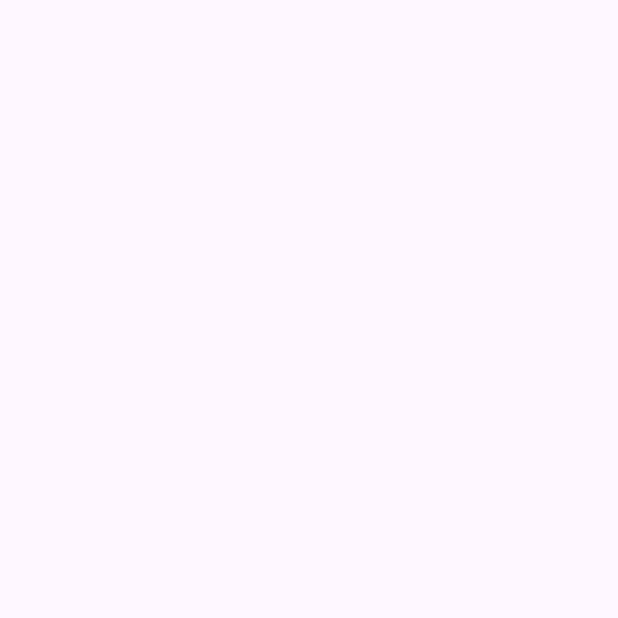
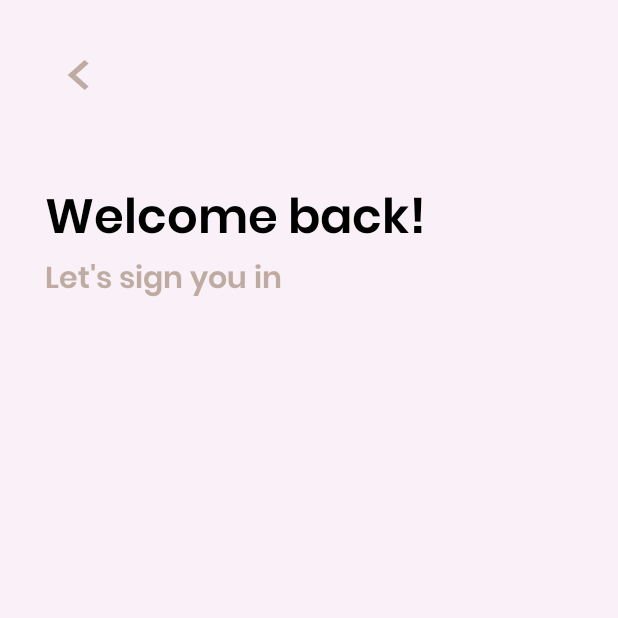
Before and after one commit to frocha1012/YouTravel-App, an Android app: the login screen opened directly, with no data from a screen before it, on a phone screen of 412 x 824 dp, the top half of it. Before the commit the part shown is empty. Run offline under Robolectric (Android 15) with nearby library versions, the phone set to English and light mode, and no system bars.

Commit message:
signin v1.0

```diff
--- /dev/null
+++ b/app/src/main/res/drawable/baseline_chevron_left_24.xml
@@ -0,0 +1,5 @@
+<vector xmlns:android="http://schemas.android.com/apk/res/android" android:height="24dp" android:tint="#000000" android:viewportHeight="24" android:viewportWidth="24" android:width="24dp">
+
+    <path android:fillColor="@android:color/white" android:pathData="M15.41,7.41L14,6l-6,6 6,6 1.41,-1.41L10.83,12z"/>
+
+</vector>
--- a/app/src/main/res/layout/activity_login.xml
+++ b/app/src/main/res/layout/activity_login.xml
@@ -5,6 +5,48 @@
     android:id="@+id/main"
     android:layout_width="match_parent"
     android:layout_height="match_parent"
+    android:background="@color/main15"
     tools:context=".login">
 
+    <ImageButton
+        android:id="@+id/buttonChevronLeft"
+        android:layout_width="45dp"
+        android:layout_height="40dp"
+        android:background="@null"
+        app:srcCompat="@drawable/baseline_chevron_left_24"
+        app:layout_constraintStart_toStartOf="parent"
+        app:layout_constraintTop_toTopOf="parent"
+        android:layout_marginStart="30dp"
+        android:layout_marginTop="30dp"
+        android:scaleType="fitXY"
+        app:tint="@color/main" />
+
+    <TextView
+        android:id="@+id/textViewWelcome"
+        android:layout_width="wrap_content"
+        android:layout_height="wrap_content"
+        android:layout_marginStart="30dp"
+        android:layout_marginTop="120dp"
+        android:fontFamily="@font/poppins_semibold"
+        android:text="@string/loginwelcome"
+        android:textColor="@color/black"
+        android:textSize="32sp"
+        android:textStyle="normal"
+        app:layout_constraintStart_toStartOf="parent"
+        app:layout_constraintTop_toTopOf="parent" />
+
+    <TextView
+        android:id="@+id/textViewSignin"
+        android:layout_width="wrap_content"
+        android:layout_height="wrap_content"
+        android:layout_marginStart="30dp"
+        android:layout_marginTop="170dp"
+        android:fontFamily="@font/poppins_semibold"
+        android:text="@string/loginsignin"
+        android:textColor="@color/main"
+        android:textSize="20sp"
+        android:textStyle="normal"
+        app:layout_constraintStart_toStartOf="parent"
+        app:layout_constraintTop_toTopOf="parent" />
+
 </androidx.constraintlayout.widget.ConstraintLayout>
--- a/app/src/main/res/values/colors.xml
+++ b/app/src/main/res/values/colors.xml
@@ -1,7 +1,12 @@
 <?xml version="1.0" encoding="utf-8"?>
 <resources>
 
+    <color name="main15">#15BEACA2</color>
+    <color name="main30">#30BEACA2</color>
+    <color name="main50">#50BEACA2</color>
+    <color name="main70">#70BEACA2</color>
     <color name="main">#BEACA2</color>
+
 
     <color name="black">#000000</color>
     <color name="white">#FFFFFF</color>
--- a/app/src/main/res/values/strings.xml
+++ b/app/src/main/res/values/strings.xml
@@ -2,5 +2,6 @@
     <string name="app_name">YouTravel</string>
     <string name="title_activity_login">login</string>
     <!-- TODO: Remove or change this placeholder text -->
-    <string name="hello_blank_fragment">Hello blank fragment</string>
+    <string name="loginwelcome">Welcome back!</string>
+    <string name="loginsignin">Let\'s sign you in</string>
 </resources>
```
Also changed, not shown: app/src/main/res/font/poppins_semibold.ttf (added), 1 other file.
